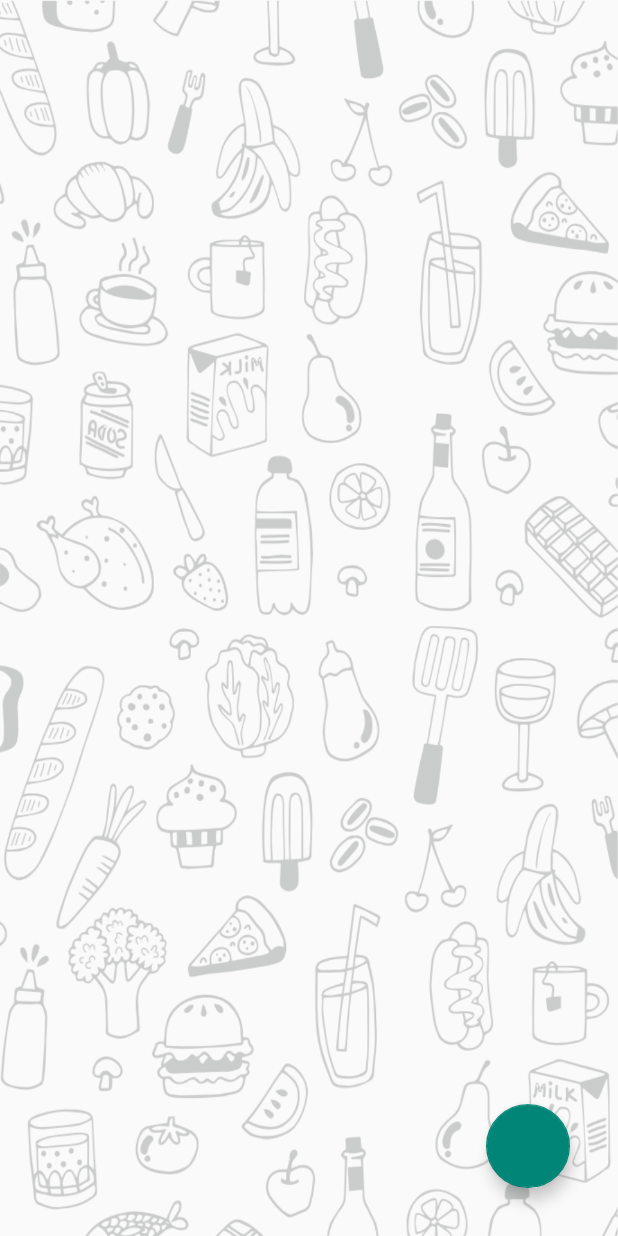
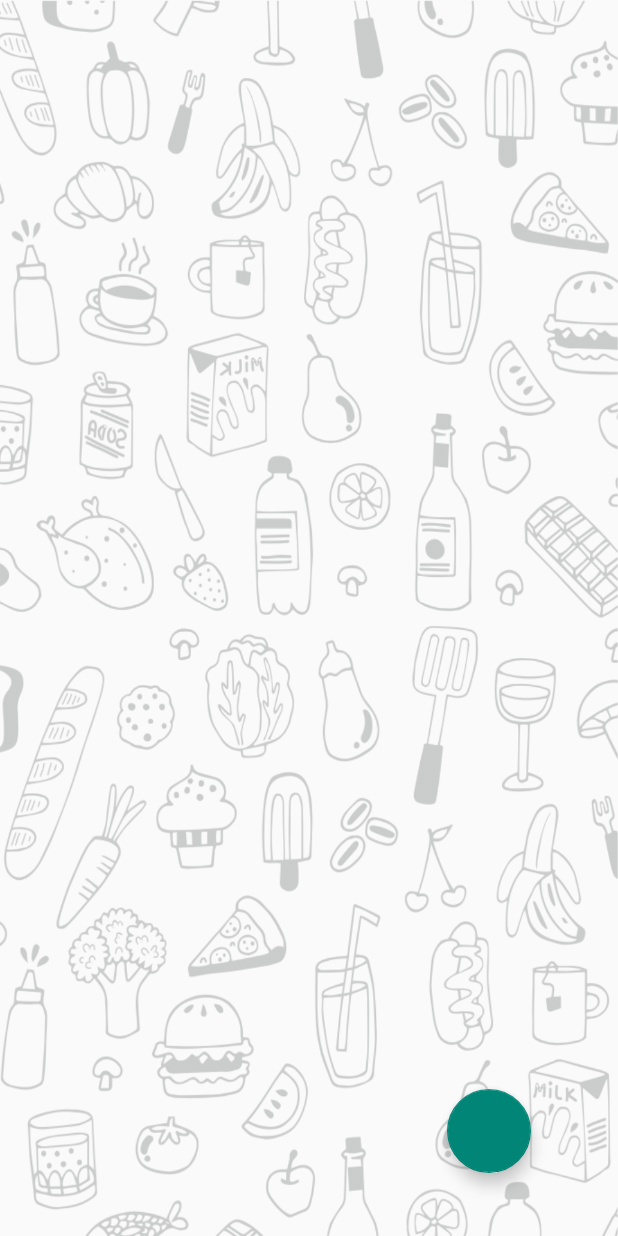
Before and after one commit to avtseben/ShopList2, an Android app: the layout activity_shop_list.xml on its own in the app's theme, with its tools: preview values and no code run, on a phone screen of 412 x 824 dp. Run offline under Robolectric (Android 15) with nearby library versions, the phone set to English and light mode, and no system bars.

Commit message:
новый фрагмент. пытаемся вывести контакты

```diff
--- a/app/src/main/java/ru/alexandertsebenko/shoplist2/db/DbHelper.java
+++ b/app/src/main/java/ru/alexandertsebenko/shoplist2/db/DbHelper.java
@@ -34,6 +34,7 @@ public class DbHelper extends SQLiteOpenHelper{
     private static final String COLUMN_PI_ID = "prodinst_id";
     private static final String COLUMN_PEOPLE_NUMBER = "people_number";
     private static final String COLUMN_UPDATE = "updated_state";
+    private static final String COLUMN_GLOBAL_UUID = "global_uuid";
 
     private static final String DATABASE_NAME = "shoplist.db";
     private static final int DATABASE_VERSION = 9;
@@ -57,7 +58,8 @@ public class DbHelper extends SQLiteOpenHelper{
             + " integer, " + COLUMN_QUANTITY
             + " integer, " + COLUMN_MEASURE_ID
             + " integer, " + COLUMN_STATE
-            + " integer);";
+            + " integer, " + COLUMN_GLOBAL_UUID
+            + " text);";
     private static final String PI_UPDATES_TABLE_CREATE = "CREATE TABLE IF NOT EXISTS "
             + TABLE_PI_UPDATES + "(" + COLUMN_ID
             + " integer primary key autoincrement, " + COLUMN_PI_ID
--- a/app/src/main/res/layout/activity_shop_list.xml
+++ b/app/src/main/res/layout/activity_shop_list.xml
@@ -8,10 +8,6 @@
     android:background="@drawable/background"
     android:layout_height="match_parent"
     >
-    <LinearLayout
-        android:layout_width="match_parent"
-        android:layout_height="match_parent"
-        android:orientation="horizontal">
 
     <FrameLayout xmlns:android="http://schemas.android.com/apk/res/android"
         xmlns:tools="http://schemas.android.com/tools"
@@ -26,28 +22,16 @@
         tools:context=".ui.activity.ShopListActivity">
 
     </FrameLayout>
-    <FrameLayout xmlns:android="http://schemas.android.com/apk/res/android"
-        xmlns:tools="http://schemas.android.com/tools"
-        android:id="@+id/fl_bascket_container"
-        android:layout_width="match_parent"
-        android:layout_height="match_parent"
-        android:paddingBottom="@dimen/activity_vertical_margin"
-        android:paddingLeft="0dp"
-        android:paddingRight="0dp"
-        android:paddingTop="@dimen/activity_vertical_margin"
-        android:layout_weight="4"
-        tools:context=".ui.activity.ShopListActivity">
+        <android.support.design.widget.FloatingActionButton
+            android:layout_height="wrap_content"
+            android:layout_width="wrap_content"
+            android:id="@+id/fab"
+            android:layout_marginRight="58dp"
+            android:layout_gravity="end|bottom"
+            android:layout_marginEnd="58dp"
+            android:layout_above="@+id/send_fab"
+            android:layout_alignParentRight="true"
+            android:layout_alignParentEnd="true"
+            android:layout_marginBottom="42dp" />
 
-    </FrameLayout>
-
-    </LinearLayout>
-
-    <android.support.design.widget.FloatingActionButton
-        android:layout_height="wrap_content"
-        android:layout_width="wrap_content"
-        android:id="@+id/fab"
-        android:layout_marginRight="32dp"
-        android:layout_marginBottom="32dp"
-        android:layout_gravity="end|bottom"
-        />
 </android.support.design.widget.CoordinatorLayout>
```
Also changed, not shown: app/src/main/java/ru/alexandertsebenko/shoplist2/ui/activity/ShopListActivity.java (+16 -8 lines), app/src/main/java/ru/alexandertsebenko/shoplist2/ui/activity/WordActivity.java (deleted, +0 -28 lines), app/src/main/java/ru/alexandertsebenko/shoplist2/ui/adapter/ContactsAdapter.java (added, +61 -0 lines), app/src/main/java/ru/alexandertsebenko/shoplist2/ui/fragment/ProductListFragment.java (+31 -0 lines), app/src/main/res/layout/fragment_product_basket.xml (deleted, +0 -13 lines), app/src/main/res/layout/fragment_product_list.xml (+9 -0 lines), app/src/main/res/layout/fragment_send.xml (added, +33 -0 lines), app/src/main/res/layout/list_item_contacts.xml (added, +28 -0 lines), 4 other files.
